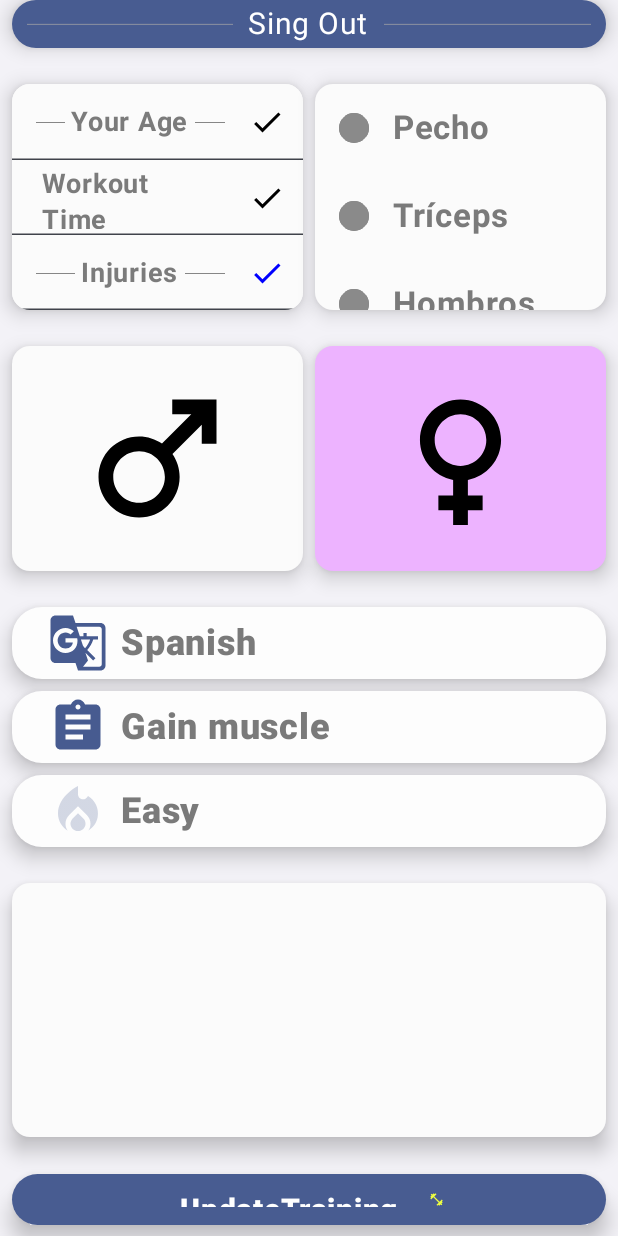
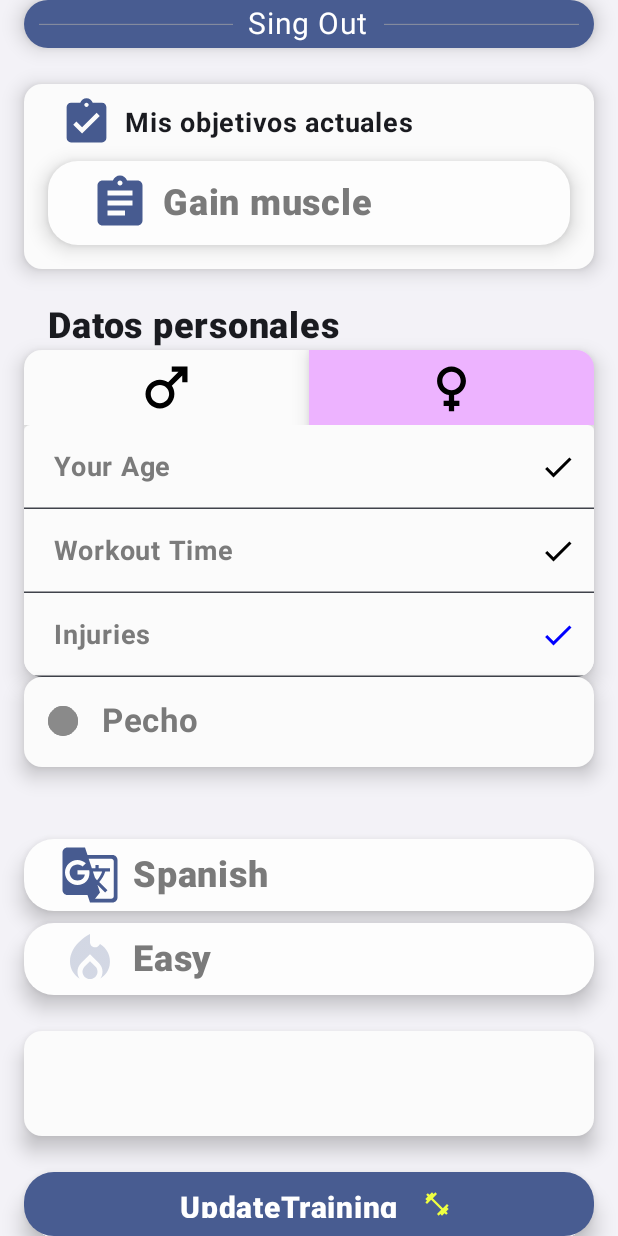
Before and after one commit to Reni-Developer/Workout-with-room, an Android app built with Jetpack Compose: the TrainingScreen screen opened through its navigation route, after a tap on "male", on a phone screen of 412 x 824 dp. Run offline under Robolectric (Android 15) with nearby library versions, the phone set to English and light mode, and no system bars; our stand-ins replace Dagger/Hilt's generated code, Firebase (no records; nobody signed in at launch, a user with empty details on screens opened directly), Room's generated code, livedata-compose; libraries missing offline, so code that uses them is left out: org.checkerframework.checker.

Commit message:
Arreglados algunos problemas con los botones, acomodando interface

```diff
--- a/app/src/main/java/com/cursokotlin/entrenamientosconroom/ui/TrainingScreen.kt
+++ b/app/src/main/java/com/cursokotlin/entrenamientosconroom/ui/TrainingScreen.kt
@@ -2,6 +2,7 @@
 
 package com.cursokotlin.entrenamientosconroom.ui
 
+import android.graphics.Bitmap
 import android.util.Log
 import androidx.compose.foundation.BorderStroke
 import androidx.compose.foundation.Image
@@ -29,6 +30,7 @@ import androidx.compose.foundation.shape.RoundedCornerShape
 import androidx.compose.foundation.text.KeyboardActions
 import androidx.compose.foundation.text.KeyboardOptions
 import androidx.compose.material.icons.Icons
+import androidx.compose.material.icons.filled.AssignmentTurnedIn
 import androidx.compose.material.icons.filled.Check
 import androidx.compose.material3.AlertDialog
 import androidx.compose.material3.BottomSheetDefaults
@@ -64,6 +66,8 @@ import androidx.compose.ui.Alignment
 import androidx.compose.ui.Modifier
 import androidx.compose.ui.draw.clip
 import androidx.compose.ui.graphics.Color
+import androidx.compose.ui.graphics.painter.BitmapPainter
+import androidx.compose.ui.graphics.vector.ImageVector
 import androidx.compose.ui.res.colorResource
 import androidx.compose.ui.res.painterResource
 import androidx.compose.ui.text.font.FontWeight
@@ -80,6 +84,7 @@ import com.cursokotlin.entrenamientosconroom.data.networkAPI.UserDataModel
 import com.cursokotlin.entrenamientosconroom.ui.viewmodel.LoginViewModel
 import com.cursokotlin.entrenamientosconroom.ui.viewmodel.TrainingViewModel
 import org.checkerframework.checker.units.qual.Time
+import java.util.Vector
 
 @Composable
 fun TrainingScreen(
@@ -113,7 +118,8 @@ fun TrainingScreen(
     val sheetState by trainingViewModel.sheetState.observeAsState(false)
 
     val lastUserData by trainingViewModel.lastUserData.observeAsState(
-        UserDataModel(0, 0, 0, listOf(), 0, 0, "", 0))
+        UserDataModel(0, 0, 0, listOf(), 0, 0, "", 0)
+    )
 
     val currentUserData = UserDataModel(
         sex = sex,
@@ -139,128 +145,102 @@ fun TrainingScreen(
         modifier = modifier
             .fillMaxSize()
             .background(color = Color(0xFFF3F2F7))
-            .padding(horizontal = 8.dp)
+            .padding(horizontal = 16.dp)
     ) {
 
-        Log.d("TrainingScreen","lastUserData : $lastUserData")
-        Log.d("TrainingScreen","currentUserData: $currentUserData")
+        Log.d("TrainingScreen", "lastUserData : $lastUserData")
+        Log.d("TrainingScreen", "currentUserData: $currentUserData")
 
         SingOut(trainingViewModel)
         Spacer(Modifier.height(24.dp))
 
-        Row(Modifier.weight(0.8f)) {
-            Card(
-                modifier = Modifier.weight(1f),
-                elevation = CardDefaults.cardElevation(8.dp),
-                colors = CardDefaults.cardColors(Color(0xFFFBFBFB))
-            ) {
-                AtiTextField(
-                    modifier = Modifier.weight(1f),
-                    current = currentAge,
-                    label = "Your Age",
-                    keyboardType = KeyboardType.Number,
-                    onValueChange = { trainingViewModel.onChangeCurrentAge(it.filter { it.isDigit() }) },
-                    onClickIcon = {
-                        val ageInt = currentAge.toIntOrNull()
-                        if (ageInt != null && ageInt > 9 && ageInt < 100)
-                            trainingViewModel.onChangeAge(ageInt)
-                    },
-                    tint = {
-                        val intCurrent = currentAge.toIntOrNull()
-                        if (intCurrent != null && intCurrent == age && intCurrent != 0)
-                            Color.Blue
-                        else Color.Black
+        Card(
+            modifier = Modifier,
+            elevation = CardDefaults.cardElevation(8.dp),
+            colors = CardDefaults.cardColors(Color(0xFFFBFBFB))
+        ) {
+            Column(Modifier.padding(8.dp)) {
+                Row(
+                    Modifier.padding(horizontal = 16.dp),
+                    verticalAlignment = Alignment.CenterVertically
+                ) {
+                    Icon(
+                        imageVector = Icons.Filled.AssignmentTurnedIn,
+                        contentDescription = "description",
+                        Modifier
+                            .size(35.dp),
+                        tint = colorResource(id = R.color.primary_icon)
+                    )
+                    Text(
+                        text = "Mis objetivos actuales",
+                        Modifier.padding(start = 8.dp),
+                        fontWeight = FontWeight.Bold,
+                        fontSize = 18.sp
+                    )
+                }
+                SelectDropdownMenu(Modifier.padding(4.dp), targets, targetsIcon, tint = {
+                    when (target) {
+                        0 -> Color(0xFF475B90)
+                        1 -> Color(0xA4475B90)
+                        2 -> Color(0x3B475B90)
+                        else -> Color.Black
                     }
-                )
-                AtiTextField(
-                    modifier = Modifier.weight(1f),
-                    current = currentTime,
-                    label = "Workout Time",
-                    keyboardType = KeyboardType.Number,
-                    onValueChange = { trainingViewModel.onChangeCurrentTime(it.filter { it.isDigit() }) },
-                    onClickIcon = {
-                        val timeInt = currentTime.toIntOrNull()
-                        if (timeInt != null && timeInt > 14 && timeInt < 121)
-                            trainingViewModel.onChangeTime(timeInt)
-                    },
-                    tint = {
-                        val intCurrent = currentTime.toIntOrNull()
-                        if (intCurrent != null && intCurrent == time && intCurrent != 0)
-                            Color.Blue
-                        else Color.Black
-                    }
-                )
-                AtiTextField(
-                    modifier = Modifier.weight(1f),
-                    current = currentInjuries,
-                    label = "Injuries",
-                    keyboardType = KeyboardType.Text,
-                    onValueChange = { trainingViewModel.onChangeCurrentInjure(it.filter { it.isLetter() }) },
-                    onClickIcon = {
-                        if (currentInjuries != "")
-                            trainingViewModel.onChangeInjure(currentInjuries)
-                    },
-                    tint = {
-                        if (injuries == currentInjuries) Color.Blue
-                        else Color.Black
-                    }
-                )
+                }, onClickItem = { selectedIndex ->
+                    trainingViewModel.onChangeTarget(selectedIndex)
+                })
             }
-            Spacer(Modifier.width(8.dp))
-            ConfigMuscles(Modifier.weight(1f), trainingViewModel)
+
         }
         Spacer(Modifier.height(24.dp))
+        Title(text = "Datos personales")
+        Spacer(Modifier.height(2.dp))
 
-        Row(Modifier.fillMaxWidth()) {
-            SelectSex(
-                Modifier.weight(1f),
-                changeColorMSelected,
-                changeSex = 1,
-                colorSelected = R.color.selectedMale,
-                colorUnselected = R.color.unselected,
-                icon = R.drawable.ic_male,
-                description = "male",
-                tint = {
-                    if (changeColorMSelected == true) {
-                        Color.Blue
-                    } else
-                        Color.Black
-                },
-                trainingViewModel
-            )
-            Spacer(Modifier.size(8.dp))
-            SelectSex(
-                Modifier.weight(1f),
-                changeColorFSelected,
-                changeSex = 0,
-                colorSelected = R.color.selectedFemale,
-                colorUnselected = R.color.unselected,
-                icon = R.drawable.ic_female,
-                description = "female",
-                tint = {
-                    if (changeColorFSelected == true) {
-                        Color.Black
-                    } else Color.Black
-                },
-                trainingViewModel
-            )
+        Card(
+            modifier = Modifier,
+            elevation = CardDefaults.cardElevation(8.dp),
+            colors = CardDefaults.cardColors(Color(0xFFFBFBFB))
+        ) {
+            SelectYourSex(changeColorMSelected, changeColorFSelected, trainingViewModel)
+            TextFiledAge(currentAge, trainingViewModel, age)
+            TextFiledTime(currentTime, trainingViewModel, time)
+            TextFiledInjuries(currentInjuries, trainingViewModel, injuries)
         }
+        Spacer(Modifier.width(8.dp))
+
+        ConfigMuscles(Modifier.height(60.dp), trainingViewModel)
         Spacer(Modifier.height(24.dp))
 
-        SelectDropdownMenu(Modifier, languages, languageIcon, trainingViewModel)
+
+        Spacer(Modifier.height(24.dp))
+
+        SelectDropdownMenu(Modifier, languages, languageIcon, tint = {
+            when (language) {
+                0 -> Color(0xFF475B90)
+                1 -> Color(0x9E475B90)
+                else -> Color.Black
+            }
+        }, onClickItem = { selectedIndex ->
+            trainingViewModel.onChangeLanguage(selectedIndex)
+        })
         Spacer(Modifier.height(8.dp))
 
-        SelectDropdownMenu(Modifier, targets, targetsIcon, trainingViewModel)
-        Spacer(Modifier.height(8.dp))
-
-        SelectDropdownMenu(Modifier, difficulties, difficultiesIcon, trainingViewModel)
+        SelectDropdownMenu(Modifier, difficulties, difficultiesIcon, tint = {
+            when (difficulty) {
+                0 -> Color(0x3B475B90)
+                1 -> Color(0xA4475B90)
+                2 -> Color(0xFF475B90)
+                else -> Color.Black
+            }
+        }, onClickItem = { selectedIndex ->
+            trainingViewModel.onChangeDifficulty(selectedIndex)
+        })
         Spacer(Modifier.height(24.dp))
 
-        TrainingSpacer(Modifier.weight(0.9f), workoutWithSetsAndExercises, trainingViewModel)
+        TrainingSpacer(Modifier.height(70.dp), workoutWithSetsAndExercises, trainingViewModel)
         Spacer(modifier = Modifier.height(24.dp))
 
         UpdateTraining(
-            Modifier.weight(0.18f),
+            Modifier,
             trainingViewModel,
             isLoading,
             currentUserData,
@@ -276,6 +256,115 @@ fun TrainingScreen(
             SingOutDialog(textSingOut, trainingViewModel, loginViewModel)
         }
     }
+}
+
+@Composable
+fun Title(text: String) {
+    Text(
+        text = text,
+        Modifier.padding(horizontal = 16.dp),
+        fontSize = 24.sp,
+        fontWeight = FontWeight.ExtraBold
+    )
+}
+
+@Composable
+fun SelectYourSex(
+    changeColorMSelected: Boolean,
+    changeColorFSelected: Boolean,
+    trainingViewModel: TrainingViewModel
+) {
+    Row(Modifier.fillMaxWidth()) {
+        SelectSex(
+            Modifier.weight(1f),
+            changeColorMSelected,
+            changeSex = 1,
+            colorSelected = R.color.selectedMale,
+            colorUnselected = R.color.unselected,
+            icon = R.drawable.ic_male,
+            description = "male",
+            tint = { Color.Black },
+            trainingViewModel
+        )
+        SelectSex(
+            Modifier.weight(1f),
+            changeColorFSelected,
+            changeSex = 0,
+            colorSelected = R.color.selectedFemale,
+            colorUnselected = R.color.unselected,
+            icon = R.drawable.ic_female,
+            description = "female",
+            tint = { Color.Black },
+            trainingViewModel
+        )
+    }
+}
+
+@Composable
+fun TextFiledInjuries(
+    currentInjuries: String,
+    trainingViewModel: TrainingViewModel,
+    injuries: String
+) {
+    SameTextField(
+        modifier = Modifier,
+        current = currentInjuries,
+        textLabel = "Injuries",
+        keyboardType = KeyboardType.Text,
+        onValueChange = { trainingViewModel.onChangeCurrentInjure(it.filter { it.isLetter() }) },
+        onClickIcon = {
+            if (currentInjuries != "")
+                trainingViewModel.onChangeInjure(currentInjuries)
+        },
+        tint = {
+            if (injuries == currentInjuries) Color.Blue
+            else Color.Black
+        }
+    )
+}
+
+@Composable
+fun TextFiledTime(currentTime: String, trainingViewModel: TrainingViewModel, time: Int) {
+    SameTextField(
+        modifier = Modifier,
+        current = currentTime,
+        textLabel = "Workout Time",
+        keyboardType = KeyboardType.Number,
+        onValueChange = { trainingViewModel.onChangeCurrentTime(it.filter { it.isDigit() }) },
+        onClickIcon = {
+            val timeInt = currentTime.toIntOrNull()
+            if (timeInt != null && timeInt > 14 && timeInt < 121)
+                trainingViewModel.onChangeTime(timeInt)
+        },
+        tint = {
+            val intCurrent = currentTime.toIntOrNull()
+            if (intCurrent != null && intCurrent == time && intCurrent != 0)
+                Color.Blue
+            else Color.Black
+        }
+    )
+}
+
+@Composable
+fun TextFiledAge(currentAge: String, trainingViewModel: TrainingViewModel, age: Int) {
+    SameTextField(
+        modifier = Modifier,
+        current = currentAge,
+        textLabel = "Your Age",
+        keyboardType = KeyboardType.Number,
+        onValueChange = { trainingViewModel.onChangeCurrentAge(it.filter { it.isDigit() }) },
+        onClickIcon = {
+            val ageInt = currentAge.toIntOrNull()
+            if (ageInt != null && ageInt > 9 && ageInt < 100)
+                trainingViewModel.onChangeAge(ageInt)
+        },
+        tint = {
+            val intCurrent = currentAge.toIntOrNull()
+            if (intCurrent != null && intCurrent == age && intCurrent != 0)
+                Color.Blue
+            else Color.Black
+        }
+    )
 }
 
 @Composable
@@ -327,7 +416,7 @@ fun ConfigMuscles(modifier: Modifier, trainingViewModel: TrainingViewModel) {
         elevation = CardDefaults.cardElevation(8.dp),
         colors = CardDefaults.cardColors(Color(0xFFFBFBFB))
     ) {
-        LazyColumn {
+        LazyColumn(Modifier.fillMaxWidth()) {
             itemsIndexed(muscles) { index, item ->
                 Row(Modifier.padding(16.dp), verticalAlignment = Alignment.CenterVertically) {
                     Checkbox(
@@ -366,10 +455,10 @@ data class CheckInfo(
 )
 
 @Composable
-fun AtiTextField(
+fun SameTextField(
     modifier: Modifier,
     current: String,
-    label: String,
+    textLabel: String,
     keyboardType: KeyboardType,
     onValueChange: (String) -> Unit,
     onClickIcon: () -> Unit,
@@ -378,21 +467,19 @@ fun AtiTextField(
     TextField(
         value = current,
         onValueChange = { onValueChange(it) },
-        modifier = modifier,
+        modifier = modifier.fillMaxWidth(),
         label = {
             Row(
-                horizontalArrangement = Arrangement.Center,
+                horizontalArrangement = Arrangement.Start,
                 verticalAlignment = Alignment.CenterVertically
             ) {
-                Divider(Modifier.weight(1f), thickness = 0.8.dp, color = Color(0xFF868686))
                 Text(
-                    text = label,
+                    text = textLabel,
                     Modifier.padding(horizontal = 4.dp),
                     color = Color(0xF3757575),
                     fontWeight = FontWeight.Bold,
                     fontSize = 18.sp
                 )
-                Divider(Modifier.weight(1f), thickness = 0.8.dp, color = Color(0xFF868686))
             }
         },
         keyboardOptions = KeyboardOptions(
@@ -434,20 +521,21 @@ fun SelectSex(
             .clickable {
                 trainingViewModel.onChangeSex(changeSex)
             },
+        shape = RoundedCornerShape(0.dp),
         elevation = CardDefaults.cardElevation(8.dp),
         colors = if (changeColorSelected) {
             CardDefaults.cardColors(colorResource(id = colorSelected))
         } else {
             CardDefaults.cardColors(colorResource(id = colorUnselected))
-        }
+        },
     ) {
         Icon(
             painter = painterResource(id = icon),
             contentDescription = description,
             Modifier
-                .size(150.dp)
+                .size(50.dp)
                 .align(Alignment.CenterHorizontally)
-                .padding(vertical = 16.dp),
+                .padding(vertical = 4.dp),
             tint = tint()
         )
     }
@@ -521,7 +609,11 @@ fun ButtonDesingUpdate(enable: Boolean) {
 
 @Composable
 fun SelectDropdownMenu(
-    modifier: Modifier, options: List<String>, icon: Int, trainingViewModel: TrainingViewModel
+    modifier: Modifier,
+    options: List<String>,
+    icon: Int,
+    tint: () -> Color,
+    onClickItem: (Int) -> Unit,
 ) {
     var expanded by remember { mutableStateOf(false) }
 //    val options = options
@@ -548,17 +640,7 @@ fun SelectDropdownMenu(
                     Modifier
                         .size(40.dp)
                         .align(Alignment.CenterVertically),
-                    tint = when (selected) {
-                        "Spanish" -> Color(0xFF475B90)
-                        "English" -> Color(0x9E475B90)
-                        "Gain muscle" -> Color(0xFF475B90)
-                        "Lose weight" -> Color(0xA4475B90)
-                        "Maintain or improve health" -> Color(0x3B475B90)
-                        "Easy" -> Color(0x3B475B90)
-                        "Medium" -> Color(0xA4475B90)
-                        "Hard" -> Color(0xFF475B90)
-                        else -> Color.Black
-                    }
+                    tint = tint()
                 )
                 Text(
                     text = selected,
@@ -590,22 +672,11 @@ fun SelectDropdownMenu(
                     onClick = {
                         selected = it
                         expanded = false
-                        when (icon) {
-                            R.drawable.ic_translate -> trainingViewModel.onChangeLanguage(
-                                selectedIndex
-                            )
-
-                            R.drawable.ic_assignment -> trainingViewModel.onChangeTarget(
-                                selectedIndex
-                            )
-
-                            R.drawable.ic_difficulty -> trainingViewModel.onChangeDifficulty(
-                                selectedIndex
-                            )
-                        }
+                        val newSelectedIndex = options.indexOf(it)
+                        onClickItem(newSelectedIndex)
                         Log.d("TrainingScreen", "option selected: $options")
                         Log.d("TrainingScreen", "Index selected: $selected")
-                        Log.d("TrainingScreen", "Index selected: $selectedIndex")
+                        Log.d("TrainingScreen", "Index selected: $newSelectedIndex")
                     }, colors = MenuDefaults.itemColors(
                         textColor = Color(color = 0xFF545454),
                     ), contentPadding = PaddingValues(horizontal = 16.dp)
@@ -628,7 +699,7 @@ fun TrainingSpacer(
 ) {
     Card(
         modifier
-            .fillMaxSize()
+            .fillMaxWidth()
             .clickable { trainingViewModel.onChangeSheetState() },
         elevation = CardDefaults.cardElevation(8.dp),
         colors = CardDefaults.cardColors(Color(0xFFFBFBFB))
@@ -839,8 +910,11 @@ fun SingOutDialog(
 
 @OptIn(ExperimentalMaterial3Api::class)
 @Composable
-fun SheetWorkout(trainingViewModel: TrainingViewModel, workoutWithSetsAndExercises: List<WorkoutWithSetsAndExercises>) {
-    ModalBottomSheet(onDismissRequest = {trainingViewModel.onChangeSheetState()}) {
+fun SheetWorkout(
+    trainingViewModel: TrainingViewModel,
+    workoutWithSetsAndExercises: List<WorkoutWithSetsAndExercises>
+) {
+    ModalBottomSheet(onDismissRequest = { trainingViewModel.onChangeSheetState() }) {
         TrainingSpacer(Modifier.weight(0.9f), workoutWithSetsAndExercises, trainingViewModel)
     }
 }
--- a/app/src/main/res/values/colors.xml
+++ b/app/src/main/res/values/colors.xml
@@ -13,8 +13,10 @@
     <color name="selected">#C3C3C3</color>
     <color name="unselected">#FFFBFBFB</color>
 
-    <color name="selectedMale">#9494FF</color>
+    <color name="selectedMale">#738AFB</color>
     <color name="selectedFemale">#EDB3FF</color>
+
+    <color name="primary_icon">#465A8F</color>
 
 
 </resources>
```
